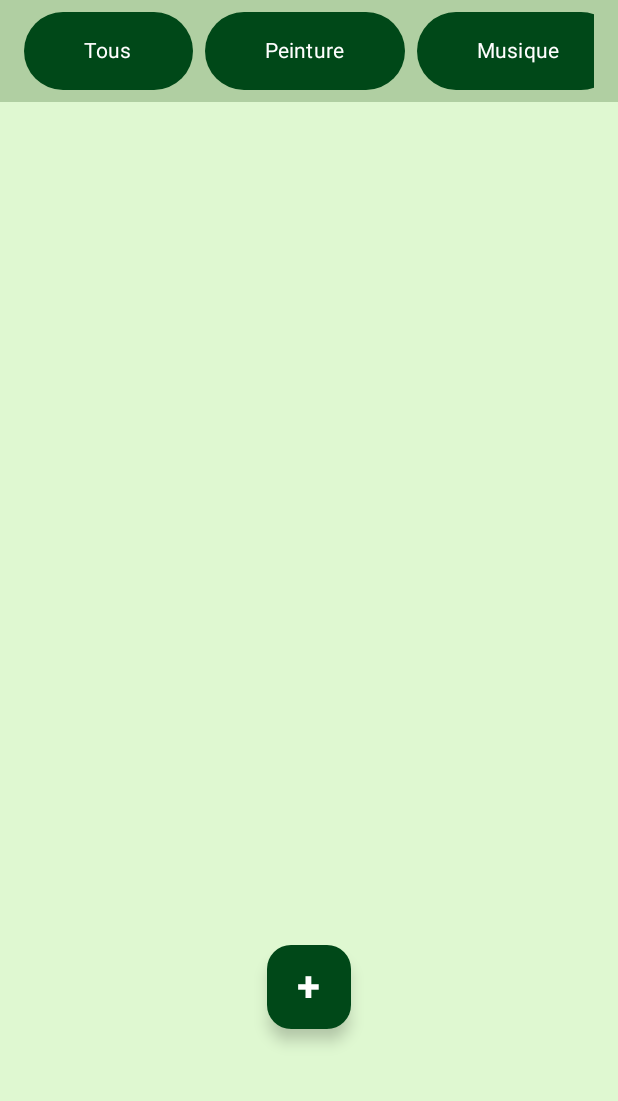
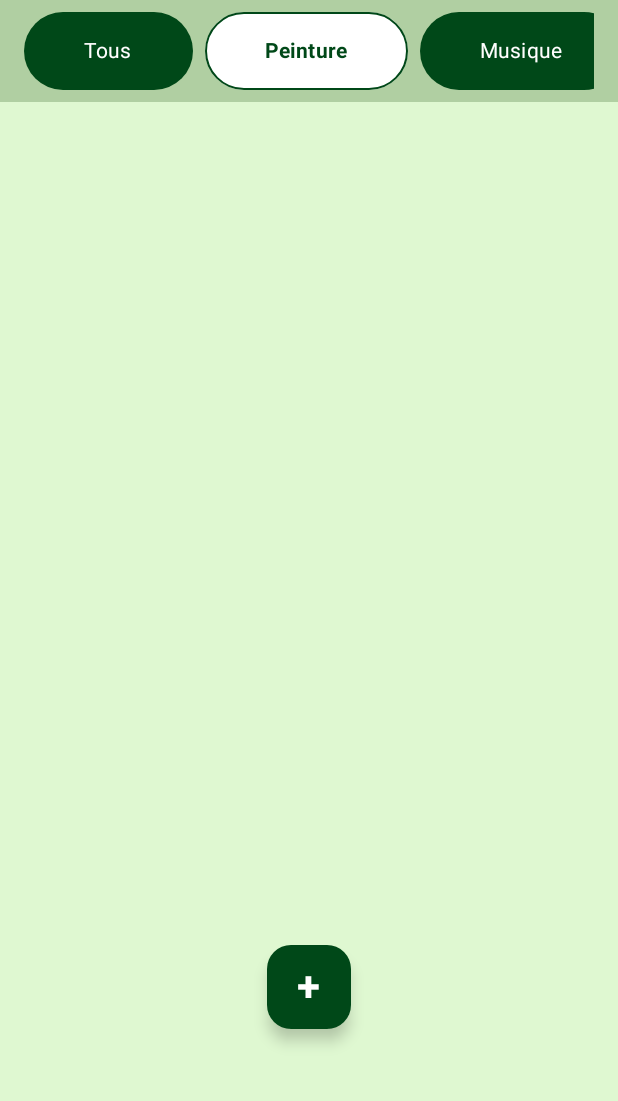
Before and after one commit to DyablOcOrps/8INF865A2025_Projet_DB_MM, an Android app built with Jetpack Compose: the screen it shows after launch (MainActivity), after a tap on "Peinture", on a phone screen of 412 x 824 dp, the part 135-1236 px from its top. Run offline under Robolectric (Android 15) with nearby library versions, the phone set to English and light mode, and no system bars; our stand-ins replace Firebase (no records; nobody signed in at launch, a user with empty details on screens opened directly); pictures from the network do not load.

```diff
--- a/MiArte/app/src/main/java/com/example/miarte/ui/screens/HomeScreen.kt
+++ b/MiArte/app/src/main/java/com/example/miarte/ui/screens/HomeScreen.kt
@@ -75,9 +75,12 @@ fun CategoryList(
     modifier: Modifier = Modifier
 ) {
     val categories = viewModel.categories
+    // 💡 Récupérer la catégorie sélectionnée depuis le ViewModel
+    val selectedCategory by viewModel.selectedCategory.collectAsState()
+
     Surface(
         color = GreenCategoryList,
-        modifier = modifier.fillMaxWidth() // Pour prendre toute la largeur dispo
+        modifier = modifier.fillMaxWidth()
     ) {
         LazyRow(
             modifier = modifier.padding(horizontal = 16.dp, vertical = 8.dp),
@@ -86,7 +89,13 @@ fun CategoryList(
             items(categories) { category ->
                 CategoryChip(
                     category = category,
-                    onClick = { viewModel.selectCategory(category) }
+                    // 💡 Passer la catégorie sélectionnée pour la comparaison
+                    isSelected = category == selectedCategory,
+                    onClick = {
+                        // 💡 Logique pour désélectionner si on clique à nouveau sur la même catégorie
+                        val newCategory = if (category == selectedCategory) categories.first() else category
+                        viewModel.selectCategory(newCategory)
+                    }
                 )
             }
         }
@@ -96,16 +105,35 @@ fun CategoryList(
 @Composable
 fun CategoryChip(
     category: Category,
+    isSelected: Boolean, // 💡 Nouveau paramètre
     onClick: () -> Unit
 ) {
+    // 💡 Définir la couleur du conteneur en fonction de l'état
+    val containerColor = if (isSelected) {
+        Color.White // Couleur pour la catégorie sélectionnée (vous pouvez la changer)
+    } else {
+        GreenButton // Couleur par défaut
+    }
+
+    // 💡 Définir la couleur du texte en fonction de l'état
+    val textColor = if (isSelected) {
+        GreenButton // Couleur du texte pour la sélection
+    } else {
+        Color.White // Couleur du texte par défaut
+    }
+
     Button(
         onClick = onClick,
-        colors = ButtonDefaults.buttonColors(containerColor = GreenButton)
+        colors = ButtonDefaults.buttonColors(containerColor = containerColor), // Utiliser la couleur dynamique
+        // Ajouter un border si vous voulez que la distinction soit plus claire
+        border = if (isSelected) ButtonDefaults.outlinedButtonBorder.copy(
+            brush = androidx.compose.ui.graphics.SolidColor(GreenButton)
+        ) else null
     ) {
         Text(
             text = category.name,
-            color = Color.White,
-            fontWeight = FontWeight.Normal,
+            color = textColor, // Utiliser la couleur de texte dynamique
+            fontWeight = if (isSelected) FontWeight.Bold else FontWeight.Normal,
             modifier = Modifier.padding(horizontal = 16.dp, vertical = 8.dp)
         )
     }
--- a/MiArte/app/src/main/java/com/example/miarte/viewmodel/MiArteViewModel.kt
+++ b/MiArte/app/src/main/java/com/example/miarte/viewmodel/MiArteViewModel.kt
@@ -100,6 +100,9 @@ class MiArteViewModel : ViewModel() {
         Category(4, "Dessin"),
         Category(5, "Jeux Vidéos")
     )
+
+    // État mutable pour la catégorie sélectionnée
+
     val categoriesNoAll: List<Category> = _categories.filter { it.id != 0 }
     val categories: List<Category> = _categories
 
```
